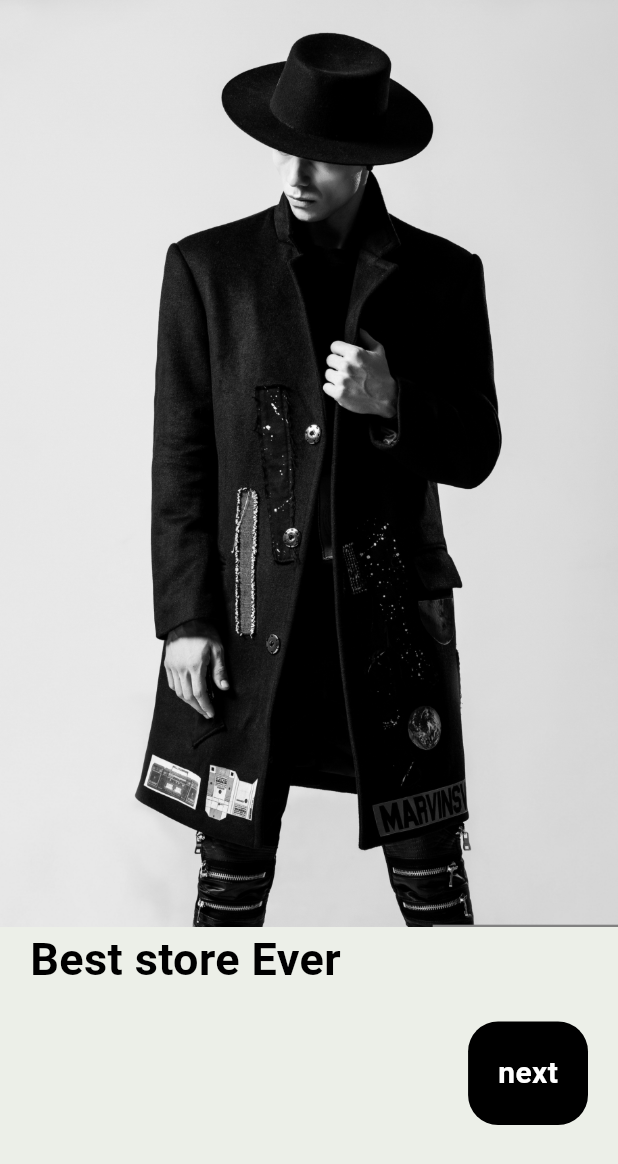
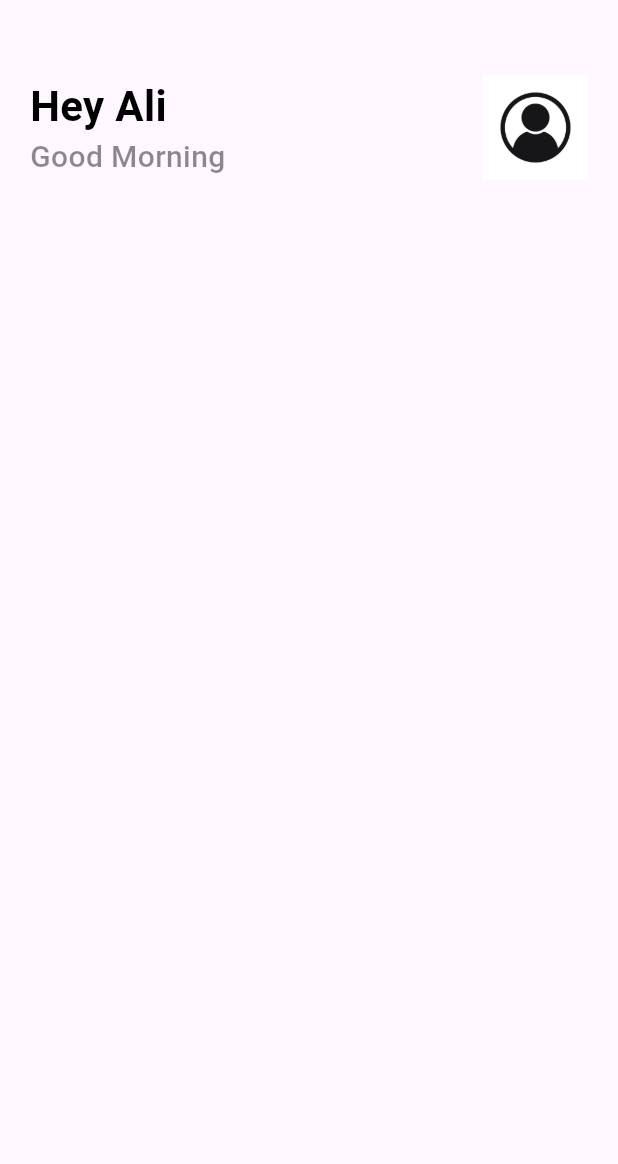
Before and after one commit to alimarain/practice-e-commerce-app, a Flutter app: the screen it shows after launch, on a phone screen of 412 x 824 dp. Shown: the top 1164 px of the screen. Run offline on Flutter 3.47's test engine with Material 3 defaults, Android fonts, the phone set to English and light mode, and no system bars.

Commit message:
home page

```diff
--- a/lib/main.dart
+++ b/lib/main.dart
@@ -1,3 +1,4 @@
+import 'package:e_commerce_app/pages/home.dart';
 import 'package:e_commerce_app/pages/onboarding.dart';
 import 'package:flutter/material.dart';
 
@@ -12,7 +13,7 @@ class MyApp extends StatelessWidget {
   Widget build(BuildContext context) {
     return MaterialApp(
       debugShowCheckedModeBanner: false,
-      home: Onboarding(),
+      home: Home(),
     );
   }
 }
--- /dev/null
+++ b/lib/pages/home.dart
@@ -0,0 +1,43 @@
+import 'package:e_commerce_app/widgets/support_widgets.dart';
+import 'package:flutter/material.dart';
+
+class Home extends StatefulWidget {
+  const Home({super.key});
+
+  @override
+  State<Home> createState() => _HomeState();
+}
+
+class _HomeState extends State<Home> {
+  @override
+  Widget build(BuildContext context) {
+    return Scaffold(
+      body: Container(
+        margin: EdgeInsets.only(top: 50.0, left: 20.0, right: 20.0),
+        child: Column(
+          children: [
+            Row(
+              mainAxisAlignment: MainAxisAlignment.spaceBetween,
+              children: [
+                Column(
+                  crossAxisAlignment: CrossAxisAlignment.start,
+                  children: [
+                    Text("Hey Ali", style: AppWidget.boldTextFieldStyle()),
+                    Text("Good Morning",
+                        style: AppWidget.lightTextFieldStyle()),
+                  ],
+                ),
+                Image.asset(
+                  "images/user.jpg",
+                  height: 70,
+                  width: 70,
+                  fit: BoxFit.cover,
+                )
+              ],
+            ),
+          ],
+        ),
+      ),
+    );
+  }
+}
--- a/lib/pages/onboarding.dart
+++ b/lib/pages/onboarding.dart
@@ -11,7 +11,7 @@ class _OnboardingState extends State<Onboarding> {
   @override
   Widget build(BuildContext context) {
     return Scaffold(
-      backgroundColor: Color(0xffecefe8),
+      backgroundColor: Color.fromARGB(255, 180, 180, 180),
       body: Container(
         // margin: EdgeInsets.only(top: 50.0),
         child: Column(
@@ -19,10 +19,11 @@ class _OnboardingState extends State<Onboarding> {
           children: [
             Image.asset("images/fashion.jpg"),
             Padding(
-              padding: const EdgeInsets.only(left: 20.0),
+              padding: const EdgeInsets.only(left: 20.0, top: 20.0),
               child: Text(
-                "Best store Ever",
+                "Best Store Ever",
                 style: TextStyle(
+                    // backgroundColor: Colors.amber,
                     color: Colors.black,
                     fontSize: 30.0,
                     fontWeight: FontWeight.bold),
--- /dev/null
+++ b/lib/widgets/support_widgets.dart
@@ -0,0 +1,13 @@
+import 'package:flutter/material.dart';
+
+class AppWidget {
+  static TextStyle boldTextFieldStyle() {
+    return TextStyle(
+        color: Colors.black, fontSize: 28.0, fontWeight: FontWeight.bold);
+  }
+
+  static TextStyle lightTextFieldStyle() {
+    return TextStyle(
+        color: Colors.black45, fontSize: 20.0, fontWeight: FontWeight.w500);
+  }
+}
```
Also changed, not shown: images/user.jpg (added).
